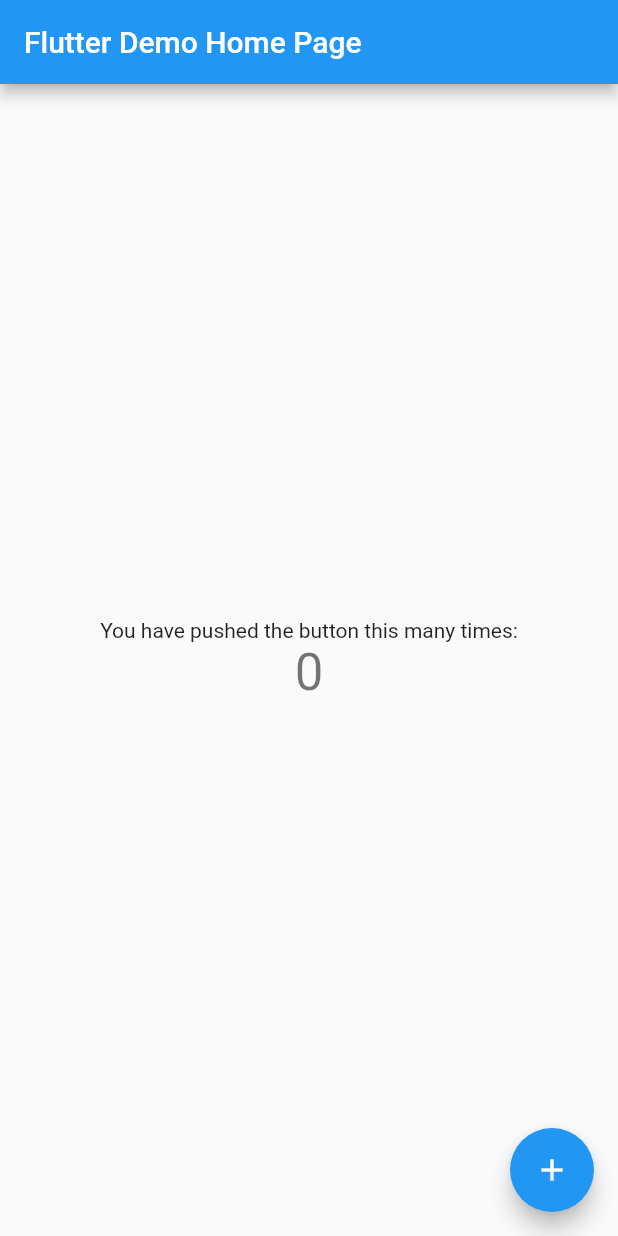
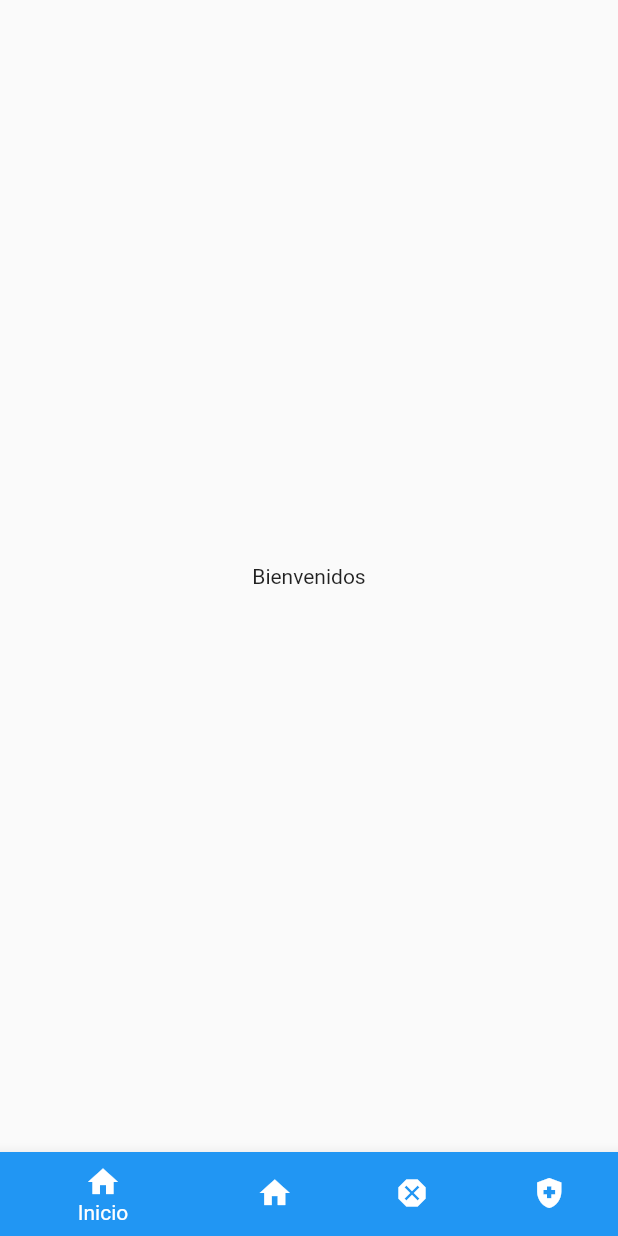
Before and after one commit to Tomasespinozagarrido/aplicacion_tesis, a Flutter app: the screen it shows after launch, on a phone screen of 412 x 824 dp. Run offline on Flutter 3.47's test engine with Material 2 defaults, Android fonts, the phone set to English and light mode, and no system bars.

Commit message:
barra inferior incompleta

```diff
--- a/app_tesis/lib/main.dart
+++ b/app_tesis/lib/main.dart
@@ -1,115 +1,17 @@
+import 'package:app_tesis/screens/home_screen.dart';
 import 'package:flutter/material.dart';
 
 void main() {
-  runApp(const MyApp());
+  runApp(MyApp());
 }
 
 class MyApp extends StatelessWidget {
-  const MyApp({Key? key}) : super(key: key);
-
-  // This widget is the root of your application.
   @override
   Widget build(BuildContext context) {
     return MaterialApp(
-      title: 'Flutter Demo',
-      theme: ThemeData(
-        // This is the theme of your application.
-        //
-        // Try running your application with "flutter run". You'll see the
-        // application has a blue toolbar. Then, without quitting the app, try
-        // changing the primarySwatch below to Colors.green and then invoke
-        // "hot reload" (press "r" in the console where you ran "flutter run",
-        // or simply save your changes to "hot reload" in a Flutter IDE).
-        // Notice that the counter didn't reset back to zero; the application
-        // is not restarted.
-        primarySwatch: Colors.blue,
-      ),
-      home: const MyHomePage(title: 'Flutter Demo Home Page'),
+      debugShowCheckedModeBanner: false,
+      title: 'Hola Mundo',
+      home: HomeScreen(),
     );
   }
 }
-
-class MyHomePage extends StatefulWidget {
-  const MyHomePage({Key? key, required this.title}) : super(key: key);
-
-  // This widget is the home page of your application. It is stateful, meaning
-  // that it has a State object (defined below) that contains fields that affect
-  // how it looks.
-
-  // This class is the configuration for the state. It holds the values (in this
-  // case the title) provided by the parent (in this case the App widget) and
-  // used by the build method of the State. Fields in a Widget subclass are
-  // always marked "final".
-
-  final String title;
-
-  @override
-  State<MyHomePage> createState() => _MyHomePageState();
-}
-
-class _MyHomePageState extends State<MyHomePage> {
-  int _counter = 0;
-
-  void _incrementCounter() {
-    setState(() {
-      // This call to setState tells the Flutter framework that something has
-      // changed in this State, which causes it to rerun the build method below
-      // so that the display can reflect the updated values. If we changed
-      // _counter without calling setState(), then the build method would not be
-      // called again, and so nothing would appear to happen.
-      _counter++;
-    });
-  }
-
-  @override
-  Widget build(BuildContext context) {
-    // This method is rerun every time setState is called, for instance as done
-    // by the _incrementCounter method above.
-    //
-    // The Flutter framework has been optimized to make rerunning build methods
-    // fast, so that you can just rebuild anything that needs updating rather
-    // than having to individually change instances of widgets.
-    return Scaffold(
-      appBar: AppBar(
-        // Here we take the value from the MyHomePage object that was created by
-        // the App.build method, and use it to set our appbar title.
-        title: Text(widget.title),
-      ),
-      body: Center(
-        // Center is a layout widget. It takes a single child and positions it
-        // in the middle of the parent.
-        child: Column(
-          // Column is also a layout widget. It takes a list of children and
-          // arranges them vertically. By default, it sizes itself to fit its
-          // children horizontally, and tries to be as tall as its parent.
-          //
-          // Invoke "debug painting" (press "p" in the console, choose the
-          // "Toggle Debug Paint" action from the Flutter Inspector in Android
-          // Studio, or the "Toggle Debug Paint" command in Visual Studio Code)
-          // to see the wireframe for each widget.
-          //
-          // Column has various properties to control how it sizes itself and
-          // how it positions its children. Here we use mainAxisAlignment to
-          // center the children vertically; the main axis here is the vertical
-          // axis because Columns are vertical (the cross axis would be
-          // horizontal).
-          mainAxisAlignment: MainAxisAlignment.center,
-          children: <Widget>[
-            const Text(
-              'You have pushed the button this many times:',
-            ),
-            Text(
-              '$_counter',
-              style: Theme.of(context).textTheme.headline4,
-            ),
-          ],
-        ),
-      ),
-      floatingActionButton: FloatingActionButton(
-        onPressed: _incrementCounter,
-        tooltip: 'Increment',
-        child: const Icon(Icons.add),
-      ), // This trailing comma makes auto-formatting nicer for build methods.
-    );
-  }
-}
--- /dev/null
+++ b/app_tesis/lib/screens/home_screen.dart
@@ -0,0 +1,33 @@
+import 'package:flutter/material.dart';
+
+class HomeScreen extends StatelessWidget {
+  @override
+  Widget build(BuildContext context) {
+    return Scaffold(
+      body: Center(
+        child: Text('Bienvenidos'),
+      ),
+      bottomNavigationBar: BottomNavigationBar(
+        items: [
+          BottomNavigationBarItem(
+            backgroundColor: Colors.blue,
+            icon: Icon(Icons.home),
+            label: 'Inicio',
+          ),
+          BottomNavigationBarItem(
+            icon: Icon(Icons.home),
+            label: 'Utensilios',
+          ),
+          BottomNavigationBarItem(
+            icon: Icon(Icons.dangerous),
+            label: 'Riesgos',
+          ),
+          BottomNavigationBarItem(
+            icon: Icon(Icons.health_and_safety_sharp),
+            label: 'Cuidados',
+          ),
+        ],
+      ),
+    );
+  }
+}
```
Also changed, not shown: 1 other file.
